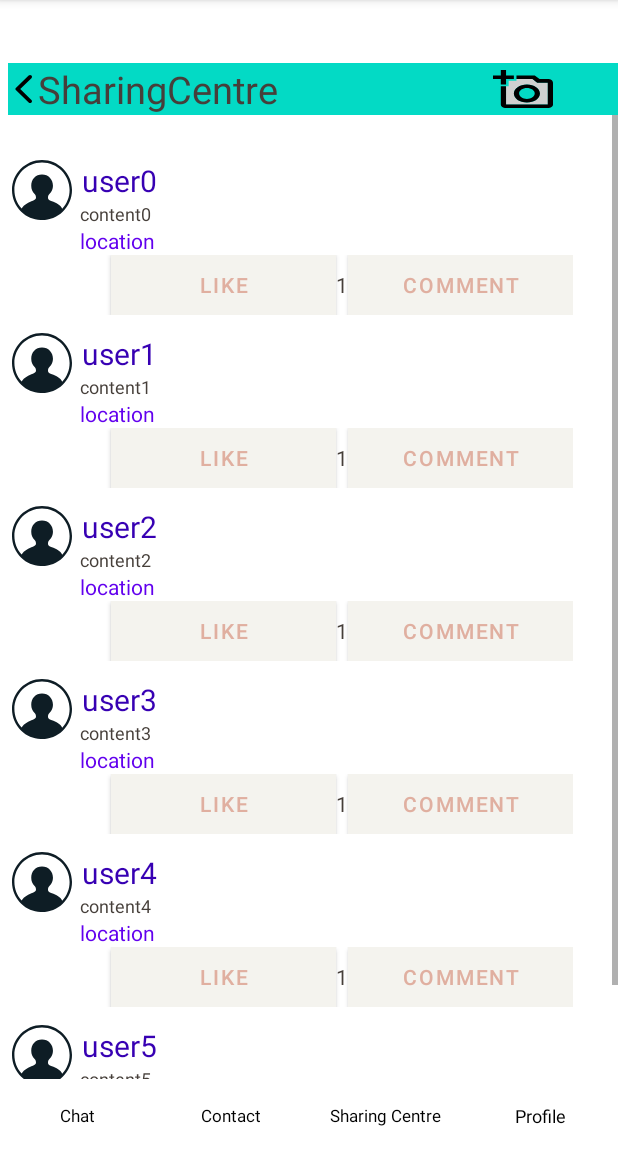
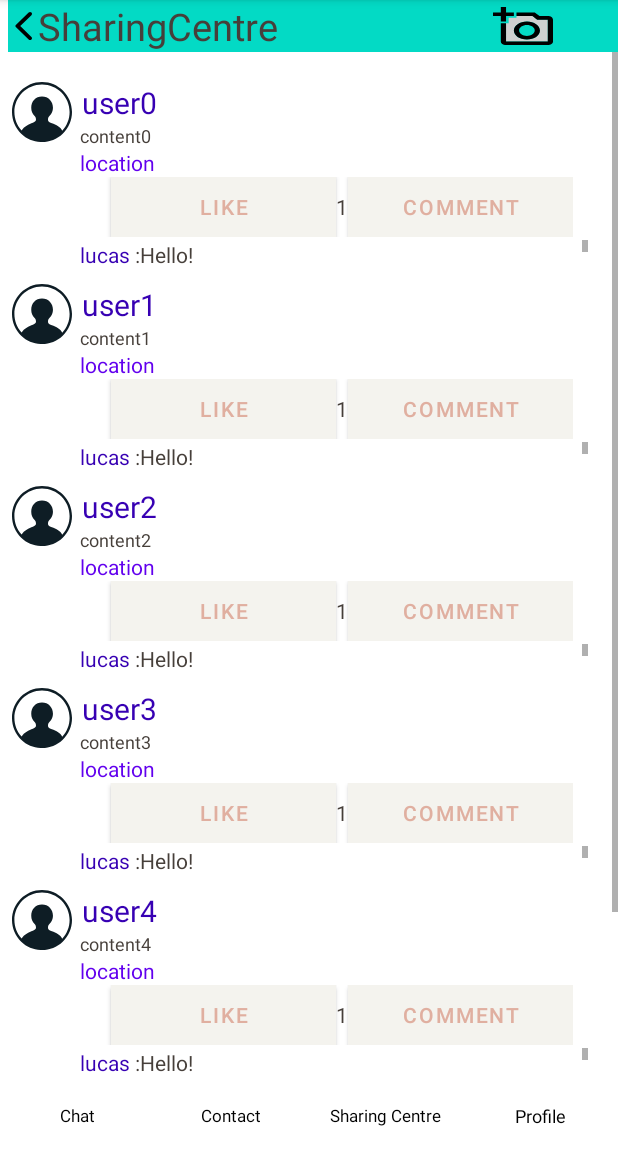
Before and after one commit to CSC207-UofT/course-project-alifafa, an Android app: the fragment SharingCentreFragment placed in its activity, on a phone screen of 412 x 824 dp, the part 84-1236 px from its top. Run offline under Robolectric (Android 15) with nearby library versions, the phone set to English and light mode, and no system bars.

```diff
--- a/MyApplication/app/src/main/java/com/example/myapplication/Adapter/CommentLVAdapter.java
+++ b/MyApplication/app/src/main/java/com/example/myapplication/Adapter/CommentLVAdapter.java
@@ -13,8 +13,8 @@ import java.util.ArrayList;
 
 public class CommentLVAdapter extends ArrayAdapter<String[]> {
 
-    public CommentLVAdapter(Context context, ArrayList<String[]> commentsArrayList) {
-        super(context, 0, commentsArrayList);
+    public CommentLVAdapter(Context context, int res, ArrayList<String[]> commentsArrayList) {
+        super(context, res, commentsArrayList);
     }
 
     public View getView(int position, View convertView, ViewGroup parent) {
@@ -31,4 +31,5 @@ public class CommentLVAdapter extends ArrayAdapter<String[]> {
             return list_itemView;
     }
 
+
 }
--- a/MyApplication/app/src/main/java/com/example/myapplication/Adapter/SharingCentreFragmentAdapter.java
+++ b/MyApplication/app/src/main/java/com/example/myapplication/Adapter/SharingCentreFragmentAdapter.java
@@ -12,6 +12,8 @@ import androidx.recyclerview.widget.RecyclerView;
 import com.example.myapplication.Activity.SharingItemActivity;
 import com.example.myapplication.Fragment.SharingCentreFragment;
 import com.example.myapplication.R;
+
+import java.util.ArrayList;
 
 import static com.example.myapplication.Fragment.SharingCentreFragment.postInfo;
 
@@ -37,6 +39,14 @@ public class SharingCentreFragmentAdapter extends RecyclerView.Adapter<RecyclerV
         ((LinearViewHolder) holder).mtvContent.setText(info[1]);
         ((LinearViewHolder) holder).mtvLocation.setText(info[2]);
         ((LinearViewHolder) holder).mtvLikes.setText(info[3]);
+        ArrayList<String[]> commentArrayList = new ArrayList<>();
+
+        // Try out
+        commentArrayList.add(new String[]{"lucas", "Hello!"});
+        commentArrayList.add(new String[]{"lucas", "Hello"});
+        commentArrayList.add(new String[]{"lucas", "Hell"});
+        CommentLVAdapter commentLVAdapter = new CommentLVAdapter(mContext, R.layout.support_simple_spinner_dropdown_item, commentArrayList);
+        ((LinearViewHolder) holder).mlvComments.setAdapter(commentLVAdapter);
 
     }
 
--- a/MyApplication/app/src/main/res/layout/activity_sharing_item.xml
+++ b/MyApplication/app/src/main/res/layout/activity_sharing_item.xml
@@ -171,9 +171,8 @@
         <ListView
                 android:id="@+id/lv_comments"
                 android:layout_width="match_parent"
-                android:layout_height="match_parent"
-                android:layout_marginTop="2dp"
-                tools:listitem="@layout/include_item_comment"/>
+                android:layout_height="wrap_content"
+                android:layout_marginTop="2dp" />
 
     </LinearLayout>
 
--- a/MyApplication/app/src/main/res/layout/fragment_sharing_centre.xml
+++ b/MyApplication/app/src/main/res/layout/fragment_sharing_centre.xml
@@ -11,7 +11,6 @@
     <LinearLayout
             android:layout_width="match_parent"
             android:layout_height="wrap_content"
-            android:layout_marginTop="42dp"
             android:layout_marginLeft="5dp"
             android:background="@color/teal_200"
             android:orientation="horizontal">
@@ -51,7 +50,7 @@
                 android:id="@+id/rv_sharing_centre"
                 android:layout_width="match_parent"
                 android:layout_height="wrap_content"
-                android:layout_marginTop="20dp" />
+                android:layout_marginTop="10dp" />
     </ScrollView>
 
 
```
Also changed, not shown: MyApplication/app/src/main/java/com/example/myapplication/Activity/SharingItemActivity.java (+0 -9 lines).
